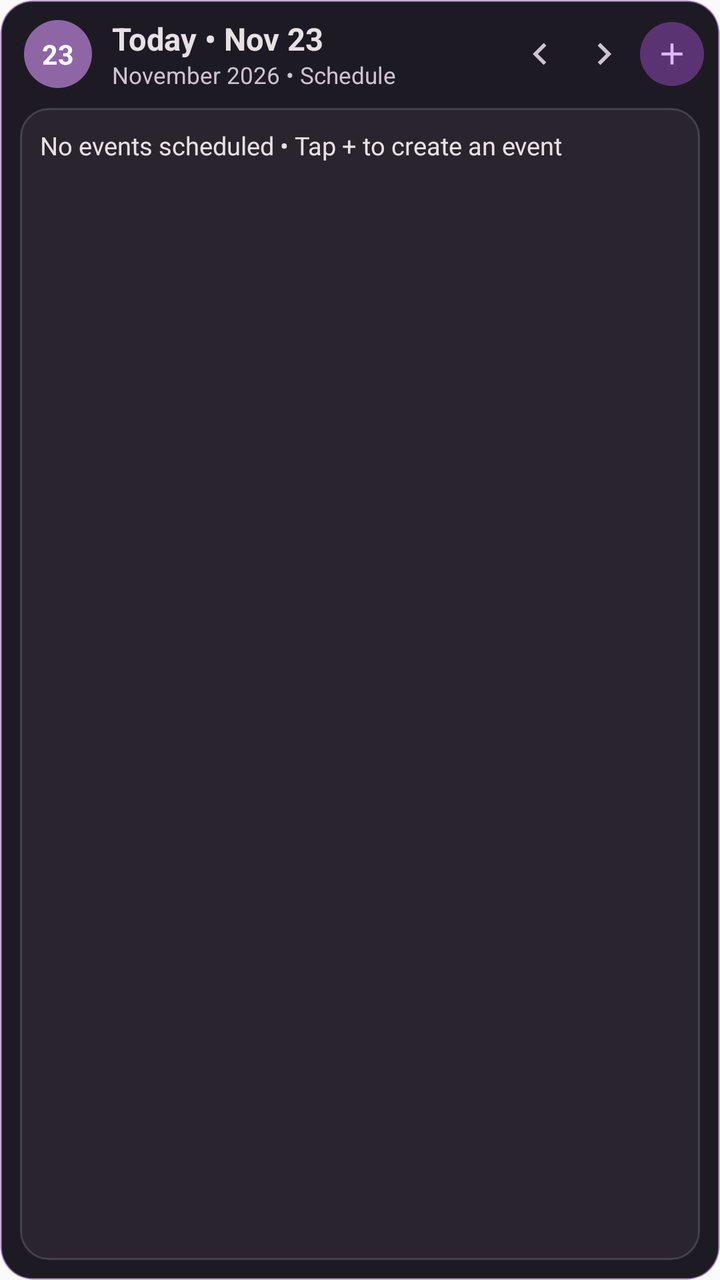
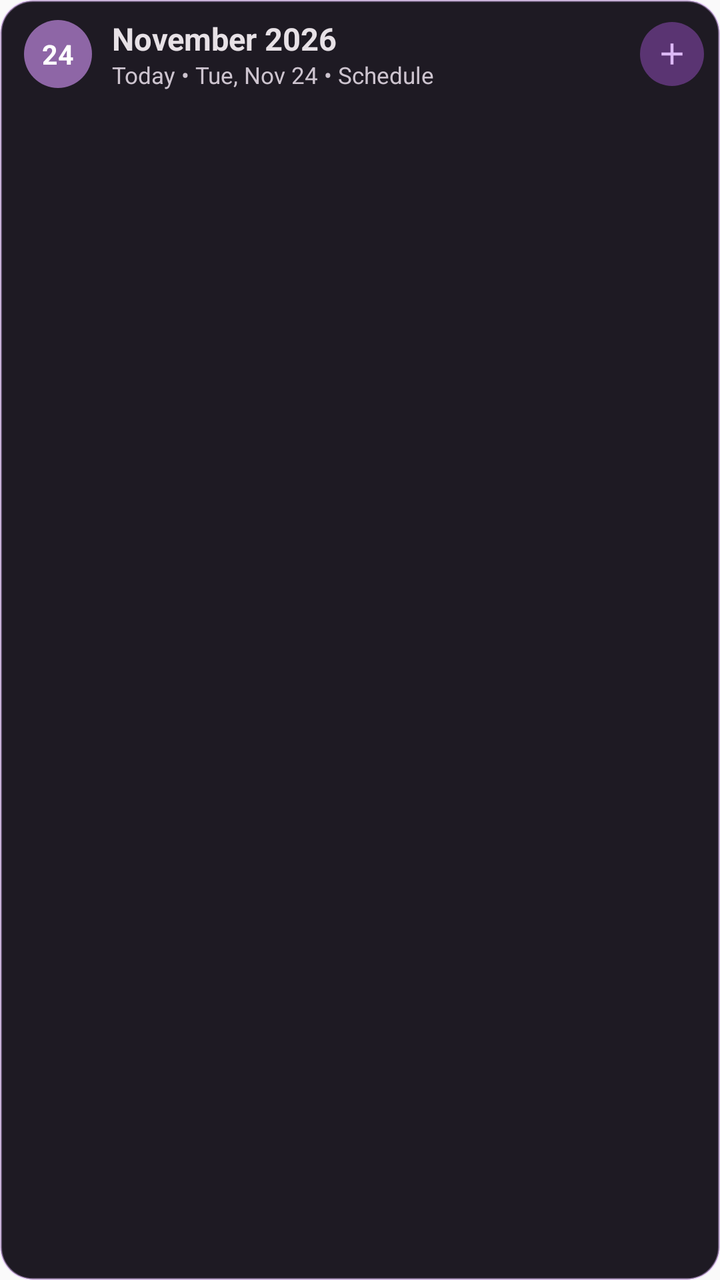

Two renders of the same Android screen: before a commit and after it. Below are the layout's source before the change and the commit's diff.
<!-- AndroidManifest.xml: application theme Theme.Toolbox -->
<!-- res/layout/widget_calendar.xml -->
<?xml version="1.0" encoding="utf-8"?>
<FrameLayout xmlns:android="http://schemas.android.com/apk/res/android"
    android:id="@android:id/background"
    android:layout_width="match_parent"
    android:layout_height="match_parent"
    android:background="@drawable/bg_todo_widget_card"
    android:clipToOutline="true">

    <ImageView
        android:id="@+id/widget_calendar_background"
        android:layout_width="match_parent"
        android:layout_height="match_parent"
        android:contentDescription="@null"
        android:scaleType="fitXY"
        android:src="@drawable/bg_todo_widget_card" />

    <LinearLayout
        android:id="@+id/widget_calendar_content"
        android:layout_width="match_parent"
        android:layout_height="match_parent"
        android:orientation="vertical">

        
        <LinearLayout
            android:id="@+id/widget_calendar_header"
            android:layout_width="match_parent"
            android:layout_height="52dp"
            android:gravity="center_vertical"
            android:orientation="horizontal"
            android:paddingStart="12dp"
            android:paddingTop="8dp"
            android:paddingEnd="8dp"
            android:paddingBottom="6dp">

            <FrameLayout
                android:id="@+id/widget_calendar_date_badge"
                android:layout_width="34dp"
                android:layout_height="34dp"
                android:contentDescription="Jump to Today">

                <ImageView
                    android:id="@+id/widget_calendar_date_badge_bg"
                    android:layout_width="match_parent"
                    android:layout_height="match_parent"
                    android:contentDescription="@null"
                    android:src="@drawable/bg_music_widget_circle"
                    android:tint="#FF8E66A6" />

                <TextView
                    android:id="@+id/widget_calendar_date_badge_number"
                    android:layout_width="match_parent"
                    android:layout_height="match_parent"
                    android:gravity="center"
                    android:text="23"
                    android:textColor="#FFFFFFFF"
                    android:textSize="13.5sp"
                    android:textStyle="bold" />
            </FrameLayout>

            <LinearLayout
                android:id="@+id/widget_calendar_header_text_container"
                android:layout_width="0dp"
                android:layout_height="wrap_content"
                android:layout_marginStart="10dp"
                android:layout_weight="1"
                android:orientation="vertical">

                <TextView
                    android:id="@+id/widget_calendar_title"
                    android:layout_width="match_parent"
                    android:layout_height="wrap_content"
                    android:ellipsize="end"
                    android:maxLines="1"
                    android:text="Today • Nov 23"
                    android:textColor="#FFE7E1E6"
                    android:textSize="15.5sp"
                    android:textStyle="bold" />

                <TextView
                    android:id="@+id/widget_calendar_subtitle"
                    android:layout_width="match_parent"
                    android:layout_height="wrap_content"
                    android:ellipsize="end"
                    android:maxLines="1"
                    android:text="November 2026 • Schedule"
                    android:textColor="#FFCDC4CF"
                    android:textSize="11.5sp" />
            </LinearLayout>

            <ImageView
                android:id="@+id/widget_calendar_prev_day"
                android:layout_width="32dp"
                android:layout_height="32dp"
                android:background="?android:attr/selectableItemBackgroundBorderless"
                android:contentDescription="Previous day"
                android:padding="5dp"
                android:scaleType="centerInside"
                android:src="@drawable/ic_widget_chevron_left"
                android:tint="#FFCDC4CF" />

            <ImageView
                android:id="@+id/widget_calendar_next_day"
                android:layout_width="32dp"
                android:layout_height="32dp"
                android:background="?android:attr/selectableItemBackgroundBorderless"
                android:contentDescription="Next day"
                android:padding="5dp"
                android:scaleType="centerInside"
                android:src="@drawable/ic_widget_chevron_right"
                android:tint="#FFCDC4CF" />

            <FrameLayout
                android:id="@+id/widget_calendar_add_button"
                android:layout_width="32dp"
                android:layout_height="32dp"
                android:layout_marginStart="2dp"
                android:contentDescription="Create calendar event">

                <ImageView
                    android:id="@+id/widget_calendar_add_button_bg"
                    android:layout_width="match_parent"
                    android:layout_height="match_parent"
                    android:contentDescription="@null"
                    android:src="@drawable/bg_music_widget_circle"
                    android:tint="#FF5A3472" />

                <ImageView
                    android:id="@+id/widget_calendar_add_button_icon"
                    android:layout_width="match_parent"
                    android:layout_height="match_parent"
                    android:background="?android:attr/selectableItemBackgroundBorderless"
                    android:contentDescription="@null"
                    android:padding="7dp"
                    android:scaleType="centerInside"
                    android:src="@drawable/ic_media_add"
                    android:tint="#FFDDB9F6" />
            </FrameLayout>
        </LinearLayout>

        
        <FrameLayout
            android:id="@+id/widget_calendar_agenda_card"
            android:layout_width="match_parent"
            android:layout_height="0dp"
            android:layout_weight="1"
            android:paddingStart="10dp"
            android:paddingTop="2dp"
            android:paddingEnd="10dp"
            android:paddingBottom="10dp">

            <ImageView
                android:id="@+id/widget_calendar_agenda_card_bg"
                android:layout_width="match_parent"
                android:layout_height="match_parent"
                android:contentDescription="@null"
                android:scaleType="fitXY"
                android:src="@drawable/bg_todo_widget_item" />

            <TextView
                android:id="@+id/widget_calendar_agenda_list"
                android:layout_width="match_parent"
                android:layout_height="match_parent"
                android:ellipsize="end"
                android:lineSpacingExtra="3dp"
                android:padding="10dp"
                android:text="No events scheduled • Tap + to create an event"
                android:textColor="#FFE7E1E6"
                android:textSize="12.5sp" />
        </FrameLayout>
    </LinearLayout>
</FrameLayout>
<!-- resources referenced by this layout -->
<resources>
  <!-- drawable bg_music_widget_circle (drawable) -->
  <?xml version="1.0" encoding="utf-8"?>
  <shape xmlns:android="http://schemas.android.com/apk/res/android"
      android:shape="oval">
      <solid android:color="#FFFFFFFF" />
  </shape>
  <!-- drawable bg_todo_widget_card (drawable) -->
  <?xml version="1.0" encoding="utf-8"?>
  <shape xmlns:android="http://schemas.android.com/apk/res/android"
      android:shape="rectangle">
      <corners android:radius="16dp" />
      <solid android:color="#FF1E1A23" />
      <stroke
          android:width="1dp"
          android:color="#6BDDB9F6" />
  </shape>
  <!-- drawable bg_todo_widget_item (drawable) -->
  <?xml version="1.0" encoding="utf-8"?>
  <shape xmlns:android="http://schemas.android.com/apk/res/android"
      android:shape="rectangle">
      <corners android:radius="14dp" />
      <solid android:color="#FF29242E" />
      <stroke
          android:width="1dp"
          android:color="#33CDC4CF" />
  </shape>
  <!-- drawable ic_media_add (drawable) -->
  <vector xmlns:android="http://schemas.android.com/apk/res/android"
      android:width="24dp"
      android:height="24dp"
      android:viewportWidth="24"
      android:viewportHeight="24">
      <path
          android:fillColor="#FFFFFFFF"
          android:pathData="M19,13h-6v6h-2v-6H5v-2h6V5h2v6h6v2z" />
  </vector>
  <!-- drawable ic_widget_chevron_left (drawable) -->
  <?xml version="1.0" encoding="utf-8"?>
  <vector xmlns:android="http://schemas.android.com/apk/res/android"
      android:width="24dp"
      android:height="24dp"
      android:viewportWidth="24"
      android:viewportHeight="24">
      <path
          android:fillColor="#FFFFFFFF"
          android:pathData="M15.41,7.41L14,6l-6,6 6,6 1.41,-1.41L10.83,12z" />
  </vector>
  <!-- drawable ic_widget_chevron_right (drawable) -->
  <?xml version="1.0" encoding="utf-8"?>
  <vector xmlns:android="http://schemas.android.com/apk/res/android"
      android:width="24dp"
      android:height="24dp"
      android:viewportWidth="24"
      android:viewportHeight="24">
      <path
          android:fillColor="#FFFFFFFF"
          android:pathData="M10,6L8.59,7.41 13.17,12l-4.58,4.59L10,18l6,-6z" />
  </vector>
  <style name="Theme.Toolbox" parent="android:Theme.Material.Light.NoActionBar" />
</resources>

<!-- the commit's change to res/layout/widget_calendar.xml (unified diff, before → after) -->
@@ -51,7 +51,7 @@
                     android:layout_width="match_parent"
                     android:layout_height="match_parent"
                     android:gravity="center"
-                    android:text="23"
+                    android:text="24"
                     android:textColor="#FFFFFFFF"
                     android:textSize="13.5sp"
                     android:textStyle="bold" />
@@ -71,7 +71,7 @@
                     android:layout_height="wrap_content"
                     android:ellipsize="end"
                     android:maxLines="1"
-                    android:text="Today • Nov 23"
+                    android:text="November 2026"
                     android:textColor="#FFE7E1E6"
                     android:textSize="15.5sp"
                     android:textStyle="bold" />
@@ -82,32 +82,10 @@
                     android:layout_height="wrap_content"
                     android:ellipsize="end"
                     android:maxLines="1"
-                    android:text="November 2026 • Schedule"
+                    android:text="Today • Tue, Nov 24 • Schedule"
                     android:textColor="#FFCDC4CF"
                     android:textSize="11.5sp" />
             </LinearLayout>
-
-            <ImageView
-                android:id="@+id/widget_calendar_prev_day"
-                android:layout_width="32dp"
-                android:layout_height="32dp"
-                android:background="?android:attr/selectableItemBackgroundBorderless"
-                android:contentDescription="Previous day"
-                android:padding="5dp"
-                android:scaleType="centerInside"
-                android:src="@drawable/ic_widget_chevron_left"
-                android:tint="#FFCDC4CF" />
-
-            <ImageView
-                android:id="@+id/widget_calendar_next_day"
-                android:layout_width="32dp"
-                android:layout_height="32dp"
-                android:background="?android:attr/selectableItemBackgroundBorderless"
-                android:contentDescription="Next day"
-                android:padding="5dp"
-                android:scaleType="centerInside"
-                android:src="@drawable/ic_widget_chevron_right"
-                android:tint="#FFCDC4CF" />
 
             <FrameLayout
                 android:id="@+id/widget_calendar_add_button"
@@ -142,30 +120,79 @@
             android:id="@+id/widget_calendar_agenda_card"
             android:layout_width="match_parent"
             android:layout_height="0dp"
-            android:layout_weight="1"
-            android:paddingStart="10dp"
-            android:paddingTop="2dp"
-            android:paddingEnd="10dp"
-            android:paddingBottom="10dp">
+            android:layout_weight="1">
 
-            <ImageView
-                android:id="@+id/widget_calendar_agenda_card_bg"
+            <ListView
+                android:id="@+id/widget_calendar_schedule_list_view"
                 android:layout_width="match_parent"
                 android:layout_height="match_parent"
-                android:contentDescription="@null"
-                android:scaleType="fitXY"
-                android:src="@drawable/bg_todo_widget_item" />
+                android:clipToPadding="false"
+                android:divider="@android:color/transparent"
+                android:dividerHeight="8dp"
+                android:paddingStart="10dp"
+                android:paddingTop="2dp"
+                android:paddingEnd="10dp"
+                android:paddingBottom="10dp"
+                android:scrollbars="vertical" />
 
-            <TextView
-                android:id="@+id/widget_calendar_agenda_list"
+            <LinearLayout
+                android:id="@+id/widget_calendar_empty_view"
                 android:layout_width="match_parent"
                 android:layout_height="match_parent"
-                android:ellipsize="end"
-                android:lineSpacingExtra="3dp"
-                android:padding="10dp"
-                android:text="No events scheduled • Tap + to create an event"
-                android:textColor="#FFE7E1E6"
-                android:textSize="12.5sp" />
+                android:gravity="center"
+                android:orientation="vertical"
+                android:paddingStart="20dp"
+                android:paddingTop="8dp"
+                android:paddingEnd="20dp"
+                android:paddingBottom="12dp"
+                android:visibility="gone">
+
+                <FrameLayout
+                    android:layout_width="40dp"
+                    android:layout_height="40dp">
+
+                    <ImageView
+                        android:id="@+id/widget_calendar_empty_badge_bg"
+                        android:layout_width="match_parent"
+                        android:layout_height="match_parent"
+                        android:contentDescription="@null"
+                        android:src="@drawable/bg_music_widget_circle"
+                        android:tint="#805A3472" />
+
+                    <ImageView
+                        android:id="@+id/widget_calendar_empty_badge_icon"
+                        android:layout_width="match_parent"
+                        android:layout_height="match_parent"
+                        android:contentDescription="@null"
+                        android:padding="9dp"
+                        android:scaleType="centerInside"
+                        android:src="@drawable/ic_notification_calendar"
+                        android:tint="#FFDDB9F6" />
+                </FrameLayout>
+
+                <TextView
+                    android:id="@+id/widget_calendar_empty_title"
+                    android:layout_width="wrap_content"
+                    android:layout_height="wrap_content"
+                    android:layout_marginTop="6dp"
+                    android:gravity="center"
+                    android:text="No upcoming events"
+                    android:textColor="#FFE7E1E6"
+                    android:textSize="13.5sp"
+                    android:textStyle="bold" />
+
+                <TextView
+                    android:id="@+id/widget_calendar_agenda_list"
+                    android:layout_width="wrap_content"
+                    android:layout_height="wrap_content"
+                    android:layout_marginTop="2dp"
+                    android:ellipsize="end"
+                    android:gravity="center"
+                    android:maxLines="2"
+                    android:text="No events scheduled • Tap + to create an event"
+                    android:textColor="#FFCDC4CF"
+                    android:textSize="11.5sp" />
+            </LinearLayout>
         </FrameLayout>
     </LinearLayout>
 </FrameLayout>
<!-- resource entries referenced after the edit -->
@@ -16,16 +16,6 @@
           android:width="1dp"
           android:color="#6BDDB9F6" />
   </shape>
-  <!-- drawable bg_todo_widget_item (drawable) -->
-  <?xml version="1.0" encoding="utf-8"?>
-  <shape xmlns:android="http://schemas.android.com/apk/res/android"
-      android:shape="rectangle">
-      <corners android:radius="14dp" />
-      <solid android:color="#FF29242E" />
-      <stroke
-          android:width="1dp"
-          android:color="#33CDC4CF" />
-  </shape>
   <!-- drawable ic_media_add (drawable) -->
   <vector xmlns:android="http://schemas.android.com/apk/res/android"
       android:width="24dp"
@@ -36,7 +26,7 @@
           android:fillColor="#FFFFFFFF"
           android:pathData="M19,13h-6v6h-2v-6H5v-2h6V5h2v6h6v2z" />
   </vector>
-  <!-- drawable ic_widget_chevron_left (drawable) -->
+  <!-- drawable ic_notification_calendar (drawable) -->
   <?xml version="1.0" encoding="utf-8"?>
   <vector xmlns:android="http://schemas.android.com/apk/res/android"
       android:width="24dp"
@@ -44,19 +34,8 @@
       android:viewportWidth="24"
       android:viewportHeight="24">
       <path
-          android:fillColor="#FFFFFFFF"
-          android:pathData="M15.41,7.41L14,6l-6,6 6,6 1.41,-1.41L10.83,12z" />
-  </vector>
-  <!-- drawable ic_widget_chevron_right (drawable) -->
-  <?xml version="1.0" encoding="utf-8"?>
-  <vector xmlns:android="http://schemas.android.com/apk/res/android"
-      android:width="24dp"
-      android:height="24dp"
-      android:viewportWidth="24"
-      android:viewportHeight="24">
-      <path
-          android:fillColor="#FFFFFFFF"
-          android:pathData="M10,6L8.59,7.41 13.17,12l-4.58,4.59L10,18l6,-6z" />
+          android:fillColor="#FFFFFF"
+          android:pathData="M19,4h-1V2h-2v2H8V2H6v2H5c-1.11,0 -1.99,0.9 -1.99,2L3,20c0,1.1 0.89,2 2,2h14c1.1,0 2,-0.9 2,-2V6c0,-1.1 -0.9,-2 -2,-2zm0,16H5V10h14v10zm0,-12H5V6h14v2zm-7,5h5v5h-5v-5z" />
   </vector>
   <style name="Theme.Toolbox" parent="android:Theme.Material.Light.NoActionBar" />
 </resources>
